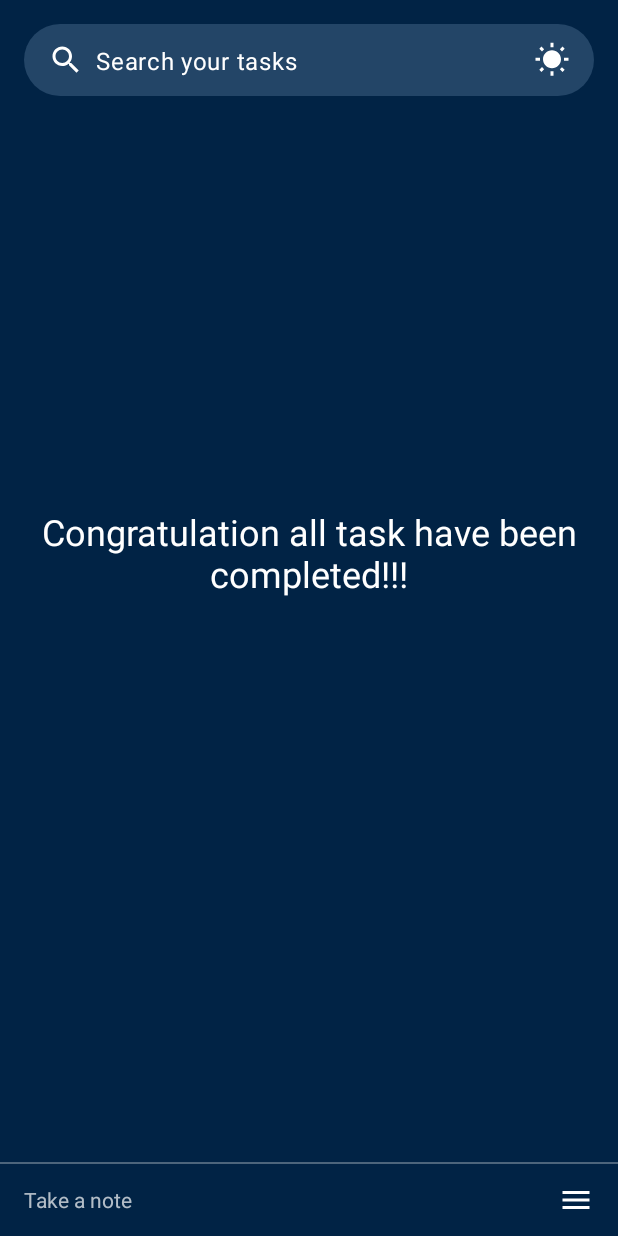
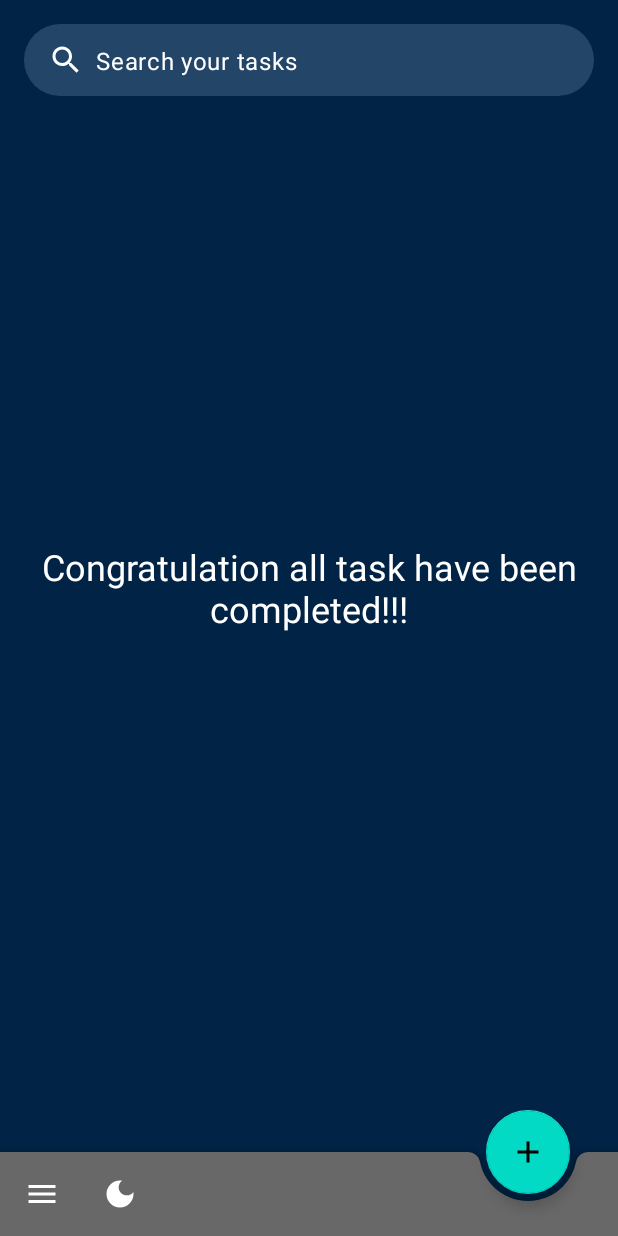
Before and after one commit to abhichauhan12/taskmanager, an Android app: the screen it shows after launch (HomeActivity), on a phone screen of 412 x 824 dp. Run offline under Robolectric (Android 15) with nearby library versions, the phone set to English and light mode, and no system bars; our stand-ins replace Dagger/Hilt's generated code, Room's generated code, data binding.

Commit message:
Bottom app bar added

```diff
--- a/app/src/main/java/com/example/taskmanager/ui/home/task/TaskScreen.kt
+++ b/app/src/main/java/com/example/taskmanager/ui/home/task/TaskScreen.kt
@@ -46,7 +46,13 @@ class TaskScreen : Fragment(R.layout.fragment_task_screen) {
 
         binding.addTask.setOnClickListener { safeNavigate(R.id.action_task_to_add_task) }
 
-        binding.menuTaskFragment.setOnClickListener { safeNavigate(R.id.action_task_to_task_menu) }
+        binding.bottomAppBar.setNavigationOnClickListener { safeNavigate(R.id.action_task_to_task_menu) }
+
+        binding.bottomAppBar.setOnMenuItemClickListener {
+            if (it.itemId == R.id.theme) checkAndUpdateAppTheme()
+
+            true
+        }
 
         lifecycleScope.launch {
             taskViewModel.tasks.collect {
@@ -75,15 +81,9 @@ class TaskScreen : Fragment(R.layout.fragment_task_screen) {
             safeNavigate(R.id.action_task_to_search)
         }
 
-        binding.toolBarTaskFragment.themeIcon.setOnClickListener {
-            lifecycleScope.launchWhenStarted { checkAndUpdateAppTheme() }
-        }
-
-        binding.toolBarTaskFragment.themeIcon.apply {
-            setImageResource(
-                if (utilsViewModel.theme.value == Theme.DARK.name) R.drawable.ic_dark_mode
-                else R.drawable.ic_light_mode
-            )
-        }
+        if (utilsViewModel.theme.value == Theme.DARK.name)
+            binding.bottomAppBar.replaceMenu(R.menu.task_screen_menu_night)
+        else
+            binding.bottomAppBar.replaceMenu(R.menu.task_screen_menu_light)
     }
 }
--- a/app/src/main/res/drawable/ic_add.xml
+++ b/app/src/main/res/drawable/ic_add.xml
@@ -1,5 +1,10 @@
-<vector android:height="24dp" android:tint="#dfdfdf"
-    android:viewportHeight="24" android:viewportWidth="24"
-    android:width="24dp" xmlns:android="http://schemas.android.com/apk/res/android">
-    <path android:fillColor="@android:color/white" android:pathData="M19,13h-6v6h-2v-6H5v-2h6V5h2v6h6v2z"/>
+<vector xmlns:android="http://schemas.android.com/apk/res/android"
+    android:width="24dp"
+    android:height="24dp"
+    android:viewportWidth="24"
+    android:viewportHeight="24"
+    android:tint="?attr/colorControlNormal">
+  <path
+      android:fillColor="@android:color/white"
+      android:pathData="M19,13h-6v6h-2v-6H5v-2h6V5h2v6h6v2z"/>
 </vector>
--- a/app/src/main/res/layout/fragment_task_screen.xml
+++ b/app/src/main/res/layout/fragment_task_screen.xml
@@ -3,28 +3,17 @@
     xmlns:app="http://schemas.android.com/apk/res-auto"
     xmlns:tools="http://schemas.android.com/tools">
 
-
-    <androidx.constraintlayout.widget.ConstraintLayout
+    <androidx.coordinatorlayout.widget.CoordinatorLayout
         android:layout_width="match_parent"
         android:layout_height="match_parent"
-        >
-
-        <androidx.coordinatorlayout.widget.CoordinatorLayout
-            android:layout_width="0dp"
-            android:layout_height="0dp"
-            app:layout_constraintTop_toTopOf="parent"
-            app:layout_constraintBottom_toTopOf="@id/add_task"
-            app:layout_constraintStart_toStartOf="parent"
-            app:layout_constraintEnd_toEndOf="parent"
-            android:layout_marginBottom="4dp"
         tools:context=".ui.home.task.TaskScreen">
 
         <com.google.android.material.appbar.AppBarLayout
             android:id="@+id/toolbar"
             android:layout_width="match_parent"
             android:layout_height="wrap_content"
-                app:elevation="0dp"
-                android:background="@android:color/transparent">
+            android:background="@android:color/transparent"
+            app:elevation="0dp">
 
             <com.google.android.material.appbar.CollapsingToolbarLayout
                 android:layout_width="match_parent"
@@ -46,58 +35,40 @@
             android:layout_marginBottom="8dp"
             app:layoutManager="androidx.recyclerview.widget.LinearLayoutManager"
             app:layout_behavior="com.google.android.material.appbar.AppBarLayout$ScrollingViewBehavior"
-                tools:listitem="@layout/item_task" />
+            tools:listitem="@layout/item_task"
+            android:paddingBottom="86dp"
+            android:clipToPadding="false"
+            />
 
-        </androidx.coordinatorlayout.widget.CoordinatorLayout>
+        <com.google.android.material.bottomappbar.BottomAppBar
+            android:layout_width="match_parent"
+            android:layout_height="wrap_content"
+            android:layout_gravity="bottom"
+            app:navigationIcon="@drawable/ic_menu"
+            app:navigationIconTint="?iconKaTint"
+            app:fabAlignmentMode="end"
+            android:id="@+id/bottom_app_bar"
+            app:menu="@menu/task_screen_menu_light"
+            />
+
+        <com.google.android.material.floatingactionbutton.FloatingActionButton
+            android:layout_width="wrap_content"
+            android:layout_height="wrap_content"
+            app:layout_anchor="@id/bottom_app_bar"
+            android:src="@drawable/ic_add"
+            android:id="@+id/add_task"
+            />
 
         <TextView
             android:id="@+id/empty_list_text"
-            android:layout_width="wrap_content"
-            android:layout_height="wrap_content"
+            android:layout_width="match_parent"
+            android:layout_height="match_parent"
             android:layout_marginBottom="40dp"
             android:gravity="center"
             android:text="@string/congratulation_all_task_have_been_completed"
             android:textAppearance="?attr/textAppearanceHeadline5"
             android:visibility="gone"
-            app:layout_constraintBottom_toTopOf="@id/add_task"
-            app:layout_constraintEnd_toEndOf="parent"
-            app:layout_constraintStart_toStartOf="parent"
-            app:layout_constraintTop_toTopOf="parent" />
-
-        <View
-            android:layout_width="0dp"
-            android:layout_height="1dp"
-            android:alpha="0.3"
-            android:background="?iconKaTint"
-            app:layout_constraintBottom_toTopOf="@id/add_task"
-            app:layout_constraintEnd_toEndOf="parent"
-            app:layout_constraintStart_toStartOf="parent" />
-
-        <TextView
-            android:id="@+id/add_task"
-            android:layout_width="0dp"
-            android:layout_height="?listPreferredItemHeightSmall"
-            android:background="?android:selectableItemBackground"
-            android:gravity="center_vertical"
-            android:paddingStart="16dp"
-            android:paddingEnd="0dp"
-            android:text="@string/take_a_note"
-            app:layout_constraintBottom_toBottomOf="parent"
-            app:layout_constraintEnd_toStartOf="@id/menu_taskFragment"
-            app:layout_constraintStart_toStartOf="parent" />
-
-        <ImageView
-            android:id="@+id/menu_taskFragment"
-            android:layout_width="0dp"
-            android:layout_height="wrap_content"
-            android:layout_marginEnd="16dp"
-            android:background="?selectableItemBackgroundBorderless"
-            android:src="@drawable/ic_menu"
-            app:layout_constraintBottom_toBottomOf="@id/add_task"
-            app:layout_constraintEnd_toEndOf="parent"
-            app:layout_constraintTop_toTopOf="@id/add_task"
-            app:tint="?iconKaTint" />
-
-    </androidx.constraintlayout.widget.ConstraintLayout>
+            />
+    </androidx.coordinatorlayout.widget.CoordinatorLayout>
 
 </layout>
--- a/app/src/main/res/layout/layout_toolbar_general.xml
+++ b/app/src/main/res/layout/layout_toolbar_general.xml
@@ -21,11 +21,11 @@
                 android:layout_height="wrap_content"
                 app:layout_constraintStart_toEndOf="@id/search_icon"
                 app:layout_constraintTop_toTopOf="parent"
-                app:layout_constraintEnd_toStartOf="@id/theme_icon"
+                app:layout_constraintEnd_toEndOf="parent"
                 app:layout_constraintBottom_toBottomOf="parent"
                 android:text="@string/search_your_tasks"
                 android:textAppearance="?textAppearanceBody1"
-                android:layout_marginStart="8dp"
+                android:layout_marginHorizontal="8dp"
                 android:id="@+id/search_label"
                 />
 
@@ -42,19 +42,6 @@
                 android:background="?selectableItemBackgroundBorderless"
                 />
 
-            <ImageView
-                android:layout_width="wrap_content"
-                android:layout_height="wrap_content"
-                app:layout_constraintEnd_toEndOf="parent"
-                app:layout_constraintTop_toTopOf="parent"
-                app:layout_constraintBottom_toBottomOf="parent"
-                android:src="@drawable/ic_dark_mode"
-                android:layout_marginEnd="16dp"
-                android:id="@+id/theme_icon"
-                app:tint="?iconKaTint"
-                android:background="?selectableItemBackgroundBorderless"
-                />
-
 
         </androidx.constraintlayout.widget.ConstraintLayout>
 
--- /dev/null
+++ b/app/src/main/res/menu/task_screen_menu_light.xml
@@ -0,0 +1,11 @@
+<?xml version="1.0" encoding="utf-8"?>
+<menu xmlns:android="http://schemas.android.com/apk/res/android"
+    xmlns:app="http://schemas.android.com/apk/res-auto">
+    <item
+        android:title="@string/theme"
+        android:icon="@drawable/ic_dark_mode"
+        app:showAsAction="always"
+        android:id="@+id/theme"
+        app:iconTint="?iconKaTint"
+        />
+</menu>
--- /dev/null
+++ b/app/src/main/res/menu/task_screen_menu_night.xml
@@ -0,0 +1,11 @@
+<?xml version="1.0" encoding="utf-8"?>
+<menu xmlns:android="http://schemas.android.com/apk/res/android"
+    xmlns:app="http://schemas.android.com/apk/res-auto">
+    <item
+        android:title="@string/theme"
+        android:icon="@drawable/ic_light_mode"
+        app:showAsAction="always"
+        android:id="@+id/theme"
+        app:iconTint="?iconKaTint"
+        />
+</menu>
--- a/app/src/main/res/values/strings.xml
+++ b/app/src/main/res/values/strings.xml
@@ -17,5 +17,6 @@
     <string name="search_in_task">Search in Task</string>
     <string name="tasks">Tasks</string>
     <string name="search_your_tasks">Search your tasks</string>
+    <string name="theme">Theme</string>
 
 </resources>
```
Lines whose indentation alone changed are shown as unchanged.
